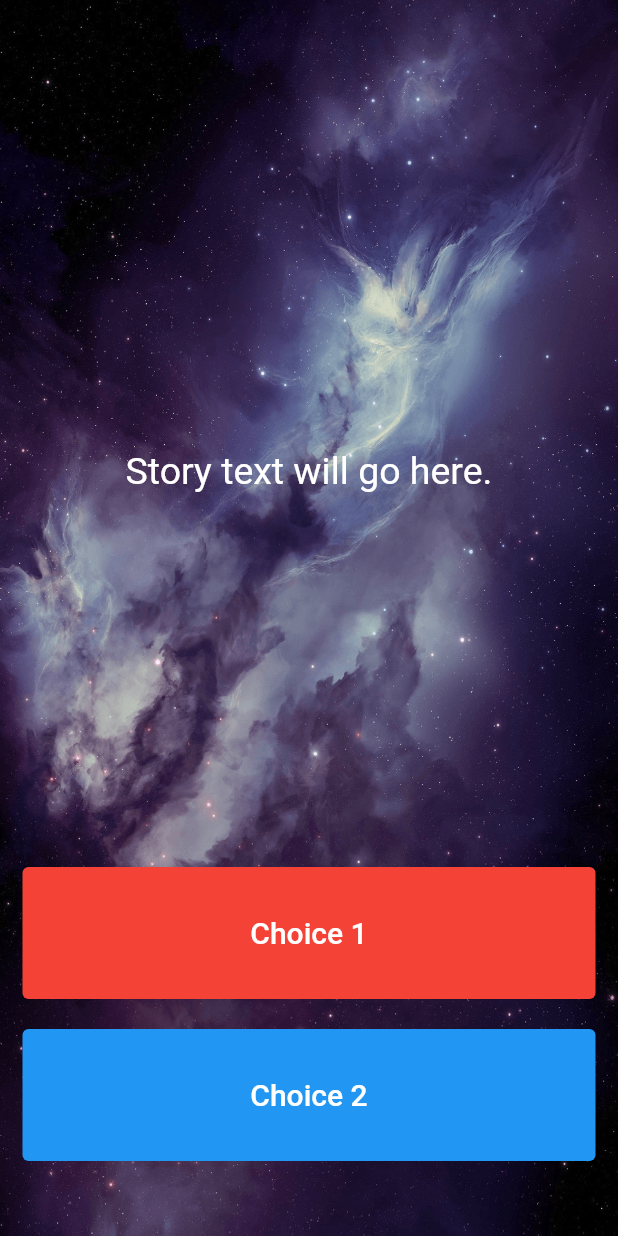
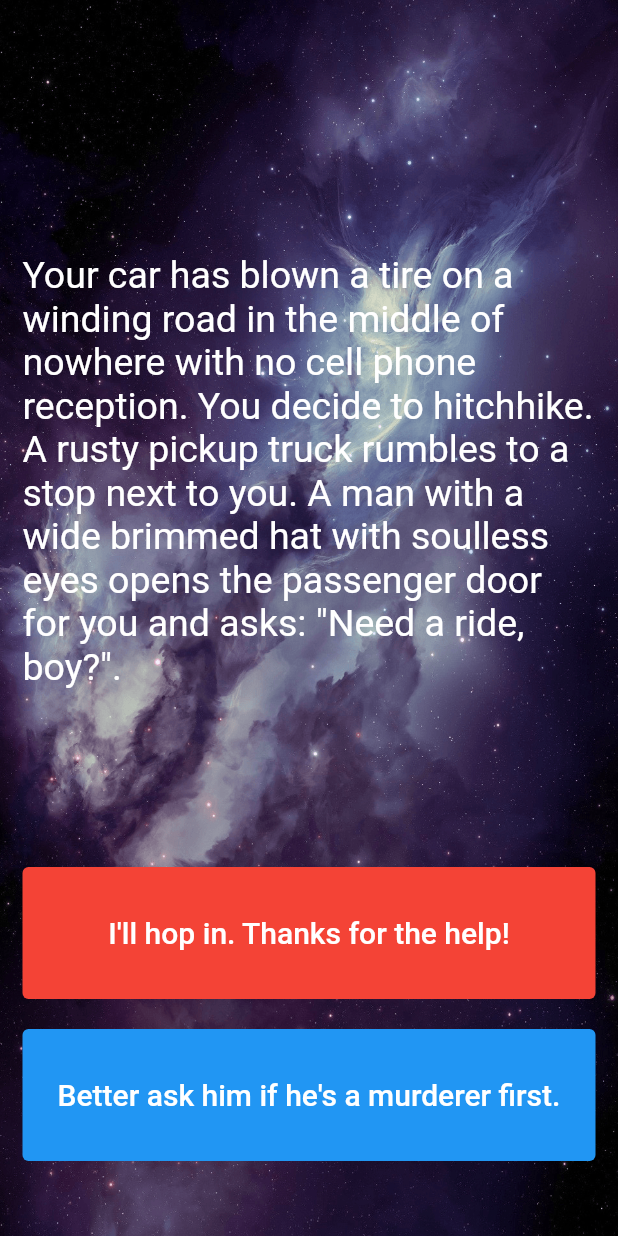
Before and after one commit to ahmed-mahraf/destini-flutter, a Flutter app: the screen it shows after launch, on a phone screen of 412 x 824 dp. Run offline on Flutter 3.47's test engine with Material 2 defaults, Android fonts, the phone set to English and light mode, and no system bars.

Commit message:
display choices

```diff
--- a/lib/main.dart
+++ b/lib/main.dart
@@ -12,8 +12,6 @@ class Destini extends StatelessWidget {
     );
   }
 }
-
-//TODO: Step 9 - Create a new storyBrain object from the StoryBrain class.
 
 StoryBrain storyBrain = new StoryBrain();
 
@@ -42,8 +40,7 @@ class _StoryPageState extends State<StoryPage> {
                 flex: 12,
                 child: Center(
                   child: Text(
-                    //TODO: Step 10 - use the storyBrain to get the first story title and display it in this Text Widget.
-                    'Story text will go here.',
+                    storyBrain.getStory(),
                     style: TextStyle(
                       fontSize: 25.0,
                     ),
@@ -61,8 +58,7 @@ class _StoryPageState extends State<StoryPage> {
                     backgroundColor: Colors.red,
                   ),
                   child: Text(
-                    //TODO: Step 13 - Use the storyBrain to get the text for choice 1.
-                    'Choice 1',
+                    storyBrain.getChoice1(),
                     style: TextStyle(
                       fontSize: 20.0,
                       color: Colors.white,
@@ -86,8 +82,7 @@ class _StoryPageState extends State<StoryPage> {
                     backgroundColor: Colors.blue,
                   ),
                   child: Text(
-                    //TODO: Step 14 - Use the storyBrain to get the text for choice 2.
-                    'Choice 2',
+                    storyBrain.getChoice2(),
                     style: TextStyle(
                       fontSize: 20.0,
                       color: Colors.white,
--- a/lib/story_brain.dart
+++ b/lib/story_brain.dart
@@ -1,6 +1,6 @@
 import 'package:destini_challenge/story.dart';
 
-class StoryBrain extends Story {
+class StoryBrain {
   List<Story> _storyData = [
     Story(
         storyTitle:
```
